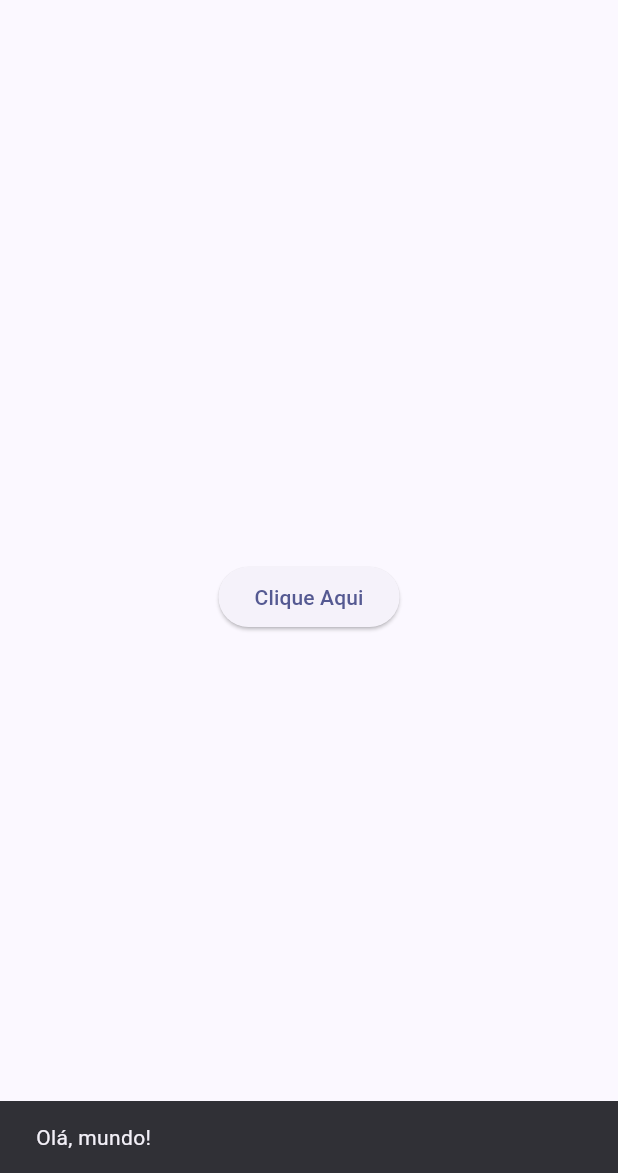
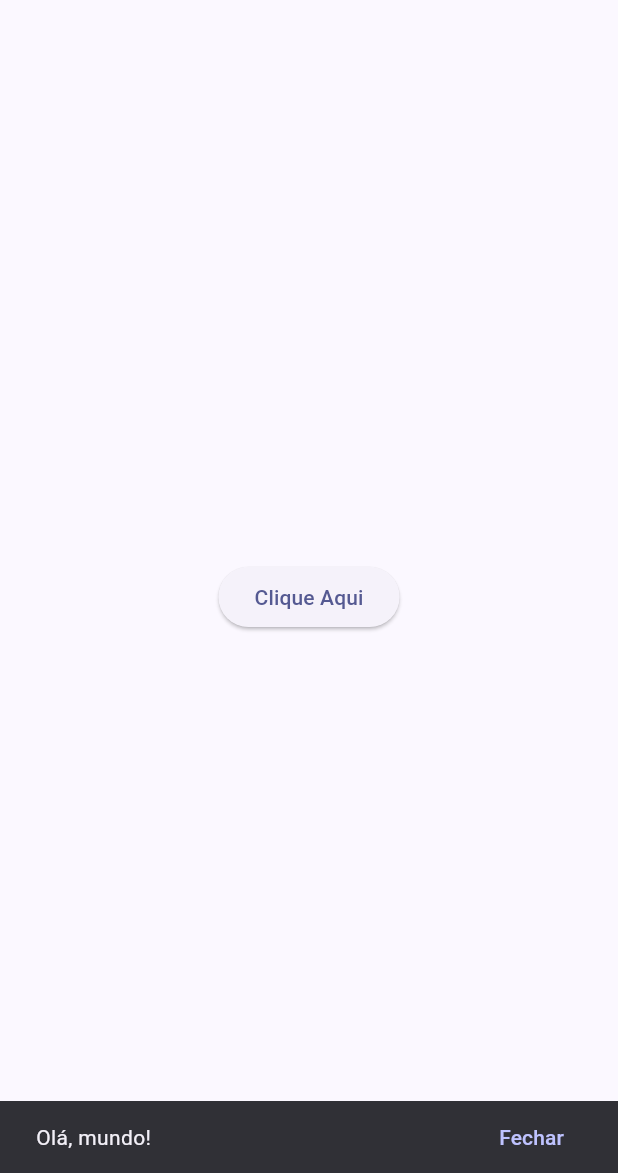
Before and after one commit to Dom-Luiz-III/Atividades_Senai_Flutter, a Flutter app: the screen it shows after launch, after a tap on "Clique Aqui", on a phone screen of 412 x 824 dp, the part 63-1236 px from its top. Run offline on Flutter 3.47's test engine with Material 2 defaults, Android fonts, the phone set to English and light mode, and no system bars.

Commit message:
Update main.dart

```diff
--- a/aula_3/lib/main.dart
+++ b/aula_3/lib/main.dart
@@ -43,6 +43,11 @@ class _MyHomePageState extends State<MyHomePage> {
           onPressed: () {
             final snackBar = SnackBar(
               content: Text('Olá, mundo!'),
+              action: SnackBarAction(
+                  label: 'Fechar',
+                  onPressed: () {
+                    // Num rola nada e ele só fecha msm
+                  }),
             );
             ScaffoldMessenger.of(context).showSnackBar(snackBar);
           },
```
